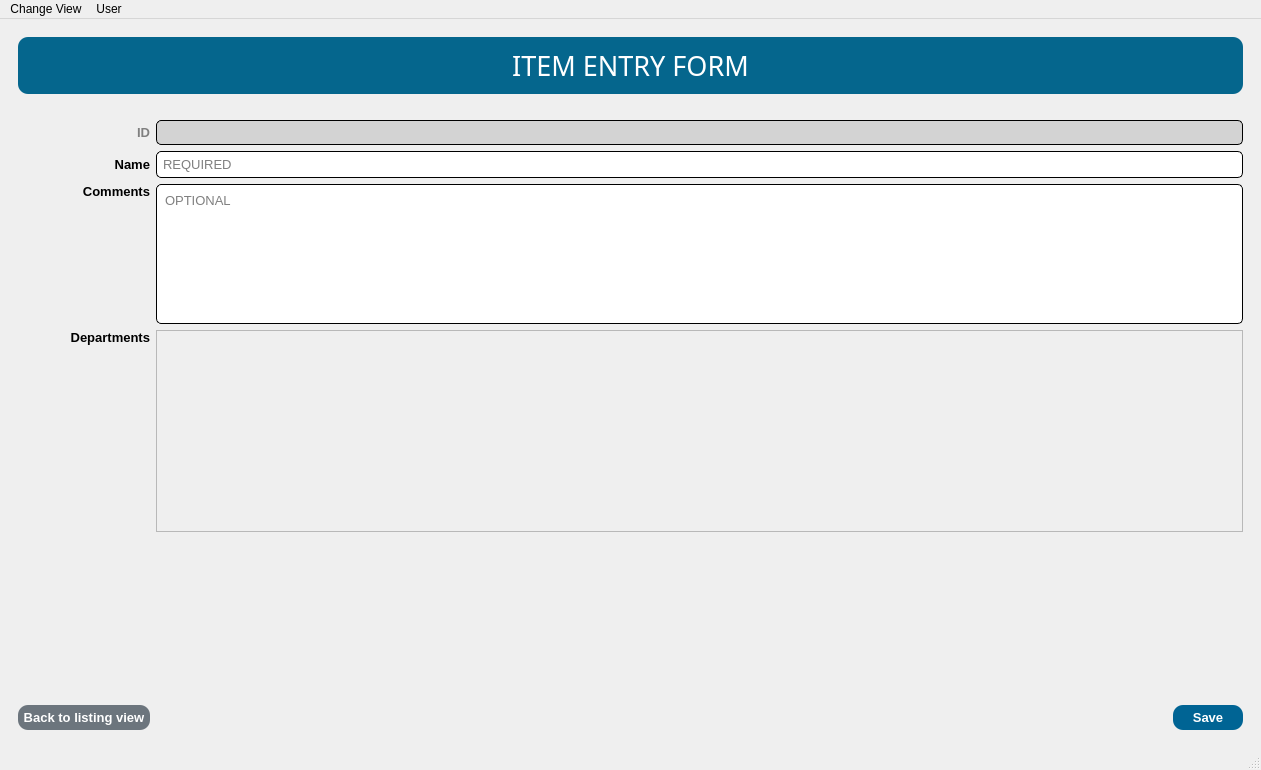
The window that conu/ui/ui_files/MainWindow.ui (Soapey/PyConu) describes before a commit, drawn with Qt 5.
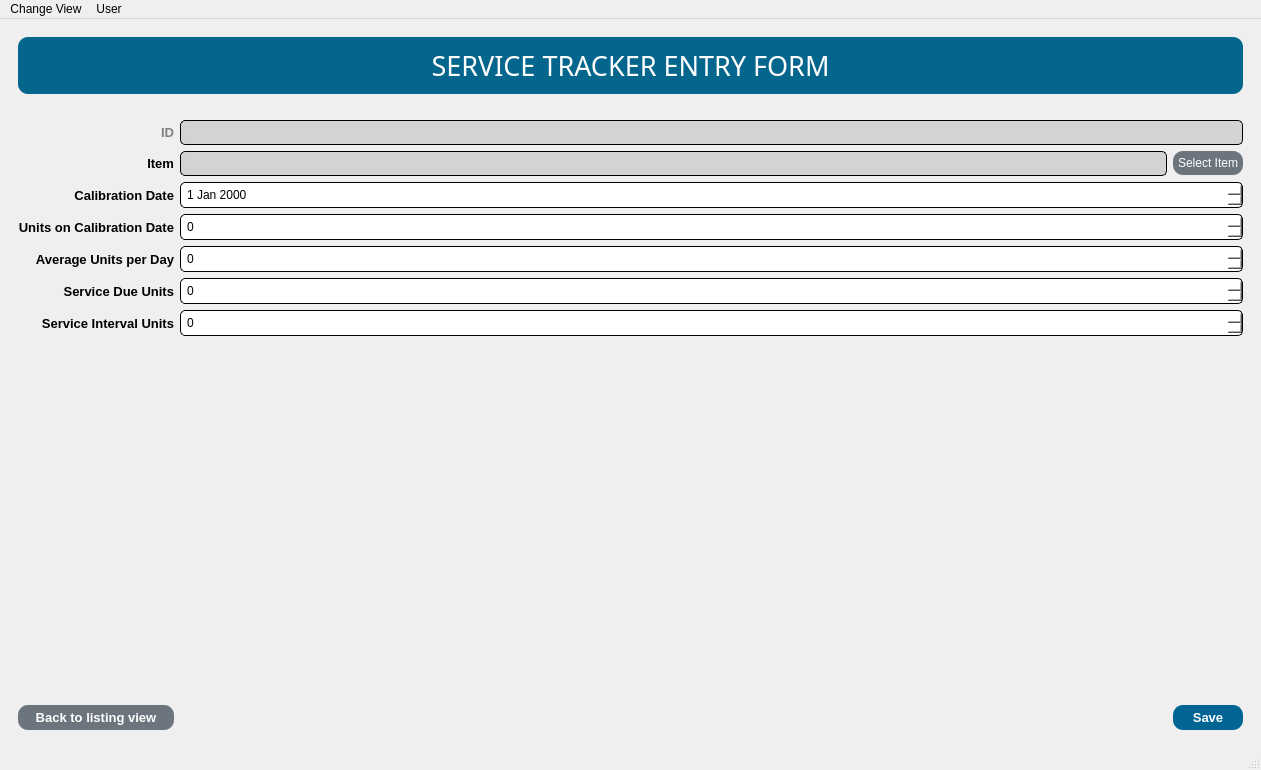
The same window after the commit.

Diff of the .ui file:
```diff
--- a/conu/ui/ui_files/MainWindow.ui
+++ b/conu/ui/ui_files/MainWindow.ui
@@ -21,7 +21,7 @@
        <string notr="true"/>
       </property>
       <property name="currentIndex">
-       <number>13</number>
+       <number>15</number>
       </property>
       <widget class="QWidget" name="page_assignee_listingview">
        <layout class="QGridLayout" name="gridLayout_3">
@@ -3919,6 +3919,640 @@
         </item>
        </layout>
       </widget>
+      <widget class="QWidget" name="page_servicetracker_listingview">
+       <layout class="QGridLayout" name="gridLayout_19">
+        <item row="0" column="0" colspan="3">
+         <widget class="QLabel" name="label_41">
+          <property name="font">
+           <font>
+            <family>Impact</family>
+            <pointsize>20</pointsize>
+           </font>
+          </property>
+          <property name="styleSheet">
+           <string notr="true">QLabel {
+	color: white;
+    background-color: #05668d;
+    border-style: outset;
+    border-radius: 10px;
+    padding: 10px;
+	margin: 0px 0px 20px 0px;
+}</string>
+          </property>
+          <property name="text">
+           <string>SERVICE TRACKERS</string>
+          </property>
+          <property name="alignment">
+           <set>Qt::AlignCenter</set>
+          </property>
+         </widget>
+        </item>
+        <item row="1" column="0">
+         <widget class="QPushButton" name="servicetracker_listingview_btnNew">
+          <property name="font">
+           <font>
+            <family>Arial</family>
+            <pointsize>10</pointsize>
+            <weight>75</weight>
+            <bold>true</bold>
+           </font>
+          </property>
+          <property name="cursor">
+           <cursorShape>PointingHandCursor</cursorShape>
+          </property>
+          <property name="focusPolicy">
+           <enum>Qt::NoFocus</enum>
+          </property>
+          <property name="styleSheet">
+           <string notr="true">QPushButton {
+	color: white;
+    background-color: #0db39e;
+    border-style: outset;
+    border-radius: 10px;
+    padding: 5px;
+}
+
+QPushButton:hover {
+	    background-color: #16db93;
+}</string>
+          </property>
+          <property name="text">
+           <string>New</string>
+          </property>
+         </widget>
+        </item>
+        <item row="1" column="1">
+         <widget class="QPushButton" name="servicetracker_listingview_btnEdit">
+          <property name="font">
+           <font>
+            <family>Arial</family>
+            <pointsize>10</pointsize>
+            <weight>75</weight>
+            <bold>true</bold>
+           </font>
+          </property>
+          <property name="cursor">
+           <cursorShape>PointingHandCursor</cursorShape>
+          </property>
+          <property name="focusPolicy">
+           <enum>Qt::NoFocus</enum>
+          </property>
+          <property name="styleSheet">
+           <string notr="true">QPushButton {
+	color: white;
+    background-color: #f8961e;
+    border-style: outset;
+    border-radius: 10px;
+    padding: 5px;
+}
+
+QPushButton:hover {
+	    background-color: #f9c74f;
+}</string>
+          </property>
+          <property name="text">
+           <string>Edit</string>
+          </property>
+         </widget>
+        </item>
+        <item row="1" column="2">
+         <widget class="QPushButton" name="servicetracker_listingview_btnDelete">
+          <property name="font">
+           <font>
+            <family>Arial</family>
+            <pointsize>10</pointsize>
+            <weight>75</weight>
+            <bold>true</bold>
+           </font>
+          </property>
+          <property name="cursor">
+           <cursorShape>PointingHandCursor</cursorShape>
+          </property>
+          <property name="focusPolicy">
+           <enum>Qt::NoFocus</enum>
+          </property>
+          <property name="styleSheet">
+           <string notr="true">QPushButton {
+	color: white;
+    background-color: #f94144;
+    border-style: outset;
+    border-radius: 10px;
+    padding: 5px;
+}
+
+QPushButton:hover {
+	    background-color: #ff595e;
+}</string>
+          </property>
+          <property name="text">
+           <string>Delete</string>
+          </property>
+         </widget>
+        </item>
+        <item row="2" column="0" colspan="3">
+         <widget class="QLineEdit" name="servicetracker_listingview_txtSearch">
+          <property name="font">
+           <font>
+            <family>Arial</family>
+            <pointsize>12</pointsize>
+           </font>
+          </property>
+          <property name="styleSheet">
+           <string notr="true">QLineEdit {
+	background-color: white;
+	border-style: inset;
+	border-width: 1px;
+	border-radius: 5px;
+	border-color: black;
+	padding: 4px;
+}
+
+QLineEdit:focus {
+	border-width: 2px;
+	border-color: #028090;
+}</string>
+          </property>
+          <property name="placeholderText">
+           <string>Search</string>
+          </property>
+          <property name="clearButtonEnabled">
+           <bool>true</bool>
+          </property>
+         </widget>
+        </item>
+        <item row="3" column="0" colspan="3">
+         <widget class="QTableWidget" name="servicetracker_listingview_tblServiceTracker">
+          <property name="focusPolicy">
+           <enum>Qt::ClickFocus</enum>
+          </property>
+          <property name="styleSheet">
+           <string notr="true">QTableWidget {
+	background-color: white;
+	border-style: inset;
+	border-width: 1px;
+	border-radius: 5px;
+	border-color: black;
+	padding: 4px;
+}
+
+QTableWidget:focus {
+	border-width: 2px;
+	border-color: #028090;
+}</string>
+          </property>
+          <property name="editTriggers">
+           <set>QAbstractItemView::NoEditTriggers</set>
+          </property>
+          <property name="tabKeyNavigation">
+           <bool>false</bool>
+          </property>
+          <property name="alternatingRowColors">
+           <bool>false</bool>
+          </property>
+          <property name="selectionMode">
+           <enum>QAbstractItemView::SingleSelection</enum>
+          </property>
+          <property name="selectionBehavior">
+           <enum>QAbstractItemView::SelectRows</enum>
+          </property>
+          <property name="sortingEnabled">
+           <bool>true</bool>
+          </property>
+          <property name="cornerButtonEnabled">
+           <bool>false</bool>
+          </property>
+          <attribute name="horizontalHeaderStretchLastSection">
+           <bool>true</bool>
+          </attribute>
+          <attribute name="verticalHeaderVisible">
+           <bool>false</bool>
+          </attribute>
+         </widget>
+        </item>
+       </layout>
+      </widget>
+      <widget class="QWidget" name="page_servicetracker_entryform">
+       <layout class="QGridLayout" name="gridLayout_23">
+        <item row="7" column="0">
+         <widget class="QLabel" name="label_52">
+          <property name="font">
+           <font>
+            <family>Arial</family>
+            <pointsize>10</pointsize>
+            <weight>75</weight>
+            <bold>true</bold>
+           </font>
+          </property>
+          <property name="text">
+           <string>Service Interval Units</string>
+          </property>
+          <property name="alignment">
+           <set>Qt::AlignRight|Qt::AlignTrailing|Qt::AlignVCenter</set>
+          </property>
+         </widget>
+        </item>
+        <item row="1" column="1" colspan="2">
+         <widget class="QLabel" name="servicetracker_entryform_lblId">
+          <property name="font">
+           <font>
+            <family>Arial</family>
+            <pointsize>10</pointsize>
+           </font>
+          </property>
+          <property name="styleSheet">
+           <string notr="true">QLabel {
+	background-color: lightgrey;
+	border-style: inset;
+	border-width: 1px;
+	border-radius: 5px;
+	border-color: black;
+	padding: 4px;
+}</string>
+          </property>
+          <property name="text">
+           <string/>
+          </property>
+         </widget>
+        </item>
+        <item row="3" column="0">
+         <widget class="QLabel" name="label_50">
+          <property name="font">
+           <font>
+            <family>Arial</family>
+            <pointsize>10</pointsize>
+            <weight>75</weight>
+            <bold>true</bold>
+           </font>
+          </property>
+          <property name="text">
+           <string>Calibration Date</string>
+          </property>
+          <property name="alignment">
+           <set>Qt::AlignRight|Qt::AlignTrailing|Qt::AlignVCenter</set>
+          </property>
+         </widget>
+        </item>
+        <item row="4" column="1" colspan="2">
+         <widget class="QSpinBox" name="servicetracker_entryform_spnCurrentUnits">
+          <property name="styleSheet">
+           <string notr="true">QSpinBox {
+	background-color: white;
+	border-style: inset;
+	border-width: 1px;
+	border-radius: 5px;
+	border-color: black;
+	padding: 4px;
+}
+
+QSpinBox:focus {
+	border-width: 2px;
+	border-color: #028090;
+}
+</string>
+          </property>
+         </widget>
+        </item>
+        <item row="0" column="0" colspan="3">
+         <widget class="QLabel" name="label_42">
+          <property name="font">
+           <font>
+            <family>Impact</family>
+            <pointsize>20</pointsize>
+           </font>
+          </property>
+          <property name="styleSheet">
+           <string notr="true">QLabel {
+	color: white;
+    background-color: #05668d;
+    border-style: outset;
+    border-radius: 10px;
+    padding: 10px;
+	margin: 0px 0px 20px 0px;
+}</string>
+          </property>
+          <property name="text">
+           <string>SERVICE TRACKER ENTRY FORM</string>
+          </property>
+          <property name="alignment">
+           <set>Qt::AlignCenter</set>
+          </property>
+         </widget>
+        </item>
+        <item row="6" column="1" colspan="2">
+         <widget class="QSpinBox" name="servicetracker_entryform_spnServiceDueUnits">
+          <property name="styleSheet">
+           <string notr="true">QSpinBox {
+	background-color: white;
+	border-style: inset;
+	border-width: 1px;
+	border-radius: 5px;
+	border-color: black;
+	padding: 4px;
+}
+
+QSpinBox:focus {
+	border-width: 2px;
+	border-color: #028090;
+}
+</string>
+          </property>
+         </widget>
+        </item>
+        <item row="9" column="1">
+         <spacer name="horizontalSpacer_13">
+          <property name="orientation">
+           <enum>Qt::Horizontal</enum>
+          </property>
+          <property name="sizeHint" stdset="0">
+           <size>
+            <width>982</width>
+            <height>20</height>
+           </size>
+          </property>
+         </spacer>
+        </item>
+        <item row="8" column="0" colspan="3">
+         <spacer name="verticalSpacer_4">
+          <property name="orientation">
+           <enum>Qt::Vertical</enum>
+          </property>
+          <property name="sizeHint" stdset="0">
+           <size>
+            <width>1222</width>
+            <height>354</height>
+           </size>
+          </property>
+         </spacer>
+        </item>
+        <item row="9" column="0">
+         <widget class="QPushButton" name="servicetracker_entryform_btnBack">
+          <property name="font">
+           <font>
+            <family>Arial</family>
+            <pointsize>10</pointsize>
+            <weight>75</weight>
+            <bold>true</bold>
+           </font>
+          </property>
+          <property name="cursor">
+           <cursorShape>PointingHandCursor</cursorShape>
+          </property>
+          <property name="focusPolicy">
+           <enum>Qt::NoFocus</enum>
+          </property>
+          <property name="styleSheet">
+           <string notr="true">QPushButton {
+	color: white;
+    background-color: #6c757d;
+    border-style: outset;
+    border-radius: 10px;
+    padding: 5px;
+}
+
+QPushButton:hover {
+	    background-color: #adb5bd;
+}</string>
+          </property>
+          <property name="text">
+           <string>Back to listing view</string>
+          </property>
+         </widget>
+        </item>
+        <item row="5" column="0">
+         <widget class="QLabel" name="label_48">
+          <property name="font">
+           <font>
+            <family>Arial</family>
+            <pointsize>10</pointsize>
+            <weight>75</weight>
+            <bold>true</bold>
+           </font>
+          </property>
+          <property name="text">
+           <string>Average Units per Day</string>
+          </property>
+          <property name="alignment">
+           <set>Qt::AlignRight|Qt::AlignTrailing|Qt::AlignVCenter</set>
+          </property>
+         </widget>
+        </item>
+        <item row="1" column="0">
+         <widget class="QLabel" name="label_44">
+          <property name="font">
+           <font>
+            <family>Arial</family>
+            <pointsize>10</pointsize>
+            <weight>75</weight>
+            <bold>true</bold>
+           </font>
+          </property>
+          <property name="styleSheet">
+           <string notr="true">QLabel {
+	color: grey;
+}</string>
+          </property>
+          <property name="text">
+           <string>ID</string>
+          </property>
+          <property name="alignment">
+           <set>Qt::AlignRight|Qt::AlignTrailing|Qt::AlignVCenter</set>
+          </property>
+         </widget>
+        </item>
+        <item row="4" column="0">
+         <widget class="QLabel" name="label_49">
+          <property name="font">
+           <font>
+            <family>Arial</family>
+            <pointsize>10</pointsize>
+            <weight>75</weight>
+            <bold>true</bold>
+           </font>
+          </property>
+          <property name="text">
+           <string>Units on Calibration Date</string>
+          </property>
+          <property name="alignment">
+           <set>Qt::AlignRight|Qt::AlignTrailing|Qt::AlignVCenter</set>
+          </property>
+         </widget>
+        </item>
+        <item row="9" column="2">
+         <widget class="QPushButton" name="servicetracker_entryform_btnSave">
+          <property name="font">
+           <font>
+            <family>Arial</family>
+            <pointsize>10</pointsize>
+            <weight>75</weight>
+            <bold>true</bold>
+           </font>
+          </property>
+          <property name="cursor">
+           <cursorShape>PointingHandCursor</cursorShape>
+          </property>
+          <property name="focusPolicy">
+           <enum>Qt::NoFocus</enum>
+          </property>
+          <property name="styleSheet">
+           <string notr="true">QPushButton {
+	width: 60px;
+	color: white;
+    background-color: #006494;
+    border-style: outset;
+    border-radius: 10px;
+    padding: 5px;
+}
+
+QPushButton:hover {
+	    background-color: #0582ca;
+}</string>
+          </property>
+          <property name="text">
+           <string>Save</string>
+          </property>
+         </widget>
+        </item>
+        <item row="3" column="1" colspan="2">
+         <widget class="QDateEdit" name="servicetracker_entryform_dteCalibrationDate">
+          <property name="styleSheet">
+           <string notr="true">QDateEdit {
+	background-color: white;
+	border-style: inset;
+	border-width: 1px;
+	border-radius: 5px;
+	border-color: black;
+	padding: 4px;
+}
+
+QDateEdit:focus {
+	border-width: 2px;
+	border-color: #028090;
+}
+</string>
+          </property>
+         </widget>
+        </item>
+        <item row="5" column="1" colspan="2">
+         <widget class="QSpinBox" name="servicetracker_entryform_spnAverageUnitsPerDay">
+          <property name="styleSheet">
+           <string notr="true">QSpinBox {
+	background-color: white;
+	border-style: inset;
+	border-width: 1px;
+	border-radius: 5px;
+	border-color: black;
+	padding: 4px;
+}
+
+QSpinBox:focus {
+	border-width: 2px;
+	border-color: #028090;
+}
+</string>
+          </property>
+         </widget>
+        </item>
+        <item row="6" column="0">
+         <widget class="QLabel" name="label_51">
+          <property name="font">
+           <font>
+            <family>Arial</family>
+            <pointsize>10</pointsize>
+            <weight>75</weight>
+            <bold>true</bold>
+           </font>
+          </property>
+          <property name="text">
+           <string>Service Due Units</string>
+          </property>
+          <property name="alignment">
+           <set>Qt::AlignRight|Qt::AlignTrailing|Qt::AlignVCenter</set>
+          </property>
+         </widget>
+        </item>
+        <item row="7" column="1" colspan="2">
+         <widget class="QSpinBox" name="servicetracker_entryform_spnServiceIntervalUnits">
+          <property name="styleSheet">
+           <string notr="true">QSpinBox {
+	background-color: white;
+	border-style: inset;
+	border-width: 1px;
+	border-radius: 5px;
+	border-color: black;
+	padding: 4px;
+}
+
+QSpinBox:focus {
+	border-width: 2px;
+	border-color: #028090;
+}
+</string>
+          </property>
+         </widget>
+        </item>
+        <item row="2" column="0">
+         <widget class="QLabel" name="label_53">
+          <property name="font">
+           <font>
+            <family>Arial</family>
+            <pointsize>10</pointsize>
+            <weight>75</weight>
+            <bold>true</bold>
+           </font>
+          </property>
+          <property name="text">
+           <string>Item</string>
+          </property>
+          <property name="alignment">
+           <set>Qt::AlignRight|Qt::AlignTrailing|Qt::AlignVCenter</set>
+          </property>
+         </widget>
+        </item>
+        <item row="2" column="1">
+         <widget class="QLabel" name="label_54">
+          <property name="font">
+           <font>
+            <family>Arial</family>
+            <pointsize>10</pointsize>
+           </font>
+          </property>
+          <property name="styleSheet">
+           <string notr="true">QLabel {
+	background-color: lightgrey;
+	border-style: inset;
+	border-width: 1px;
+	border-radius: 5px;
+	border-color: black;
+	padding: 4px;
+}</string>
+          </property>
+          <property name="text">
+           <string/>
+          </property>
+         </widget>
+        </item>
+        <item row="2" column="2">
+         <widget class="QPushButton" name="servicetracker_entryform_btnSelectItem">
+          <property name="styleSheet">
+           <string notr="true">QPushButton {
+	color: white;
+    background-color: #6c757d;
+    border-style: outset;
+    border-radius: 10px;
+    padding: 5px;
+}
+
+QPushButton:hover {
+	    background-color: #adb5bd;
+}</string>
+          </property>
+          <property name="text">
+           <string>Select Item</string>
+          </property>
+         </widget>
+        </item>
+       </layout>
+      </widget>
      </widget>
     </item>
    </layout>
```
Left out of the diff: 72 changed lines with no effect on the pictures.
